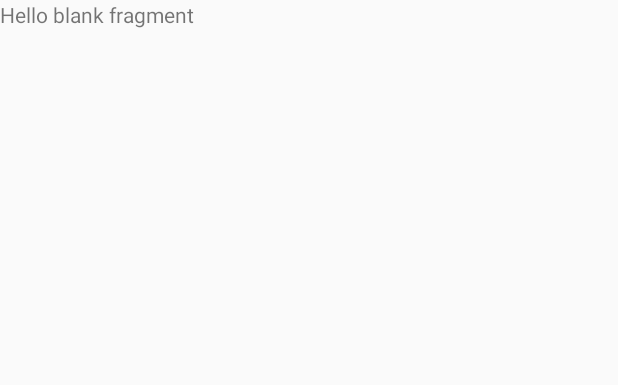
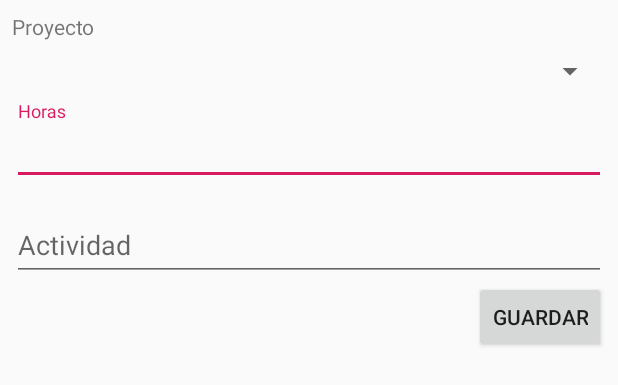
Before and after one commit to hninor/DiceRoller, an Android app: the layout fragment_record.xml on its own in the app's theme, with its tools: preview values and no code run, on a phone screen of 412 x 824 dp. Shown: the top 385 px of the screen. Run offline under Robolectric (Android 15) with nearby library versions, the phone set to English and light mode, and no system bars.

Commit message:
saving in database record of activity done

```diff
--- a/app/src/main/AndroidManifest.xml
+++ b/app/src/main/AndroidManifest.xml
@@ -1,8 +1,8 @@
 <?xml version="1.0" encoding="utf-8"?>
 <manifest xmlns:android="http://schemas.android.com/apk/res/android"
-    package="com.example.diceroller">
+          package="com.example.diceroller">
 
-    <application
+    <application android:name=".RecordApplication"
         android:allowBackup="true"
         android:icon="@mipmap/ic_launcher"
         android:label="@string/app_name"
--- a/app/src/main/java/com/example/diceroller/RecordFragment.kt
+++ b/app/src/main/java/com/example/diceroller/RecordFragment.kt
@@ -3,10 +3,10 @@ package com.example.diceroller
 import android.content.Context
 import android.net.Uri
 import android.os.Bundle
-import android.support.v4.app.Fragment
 import android.view.LayoutInflater
 import android.view.View
 import android.view.ViewGroup
+import androidx.fragment.app.Fragment
 
 
 // TODO: Rename parameter arguments, choose names that match
--- a/app/src/main/java/com/example/diceroller/database/RecordActivityDatabase.kt
+++ b/app/src/main/java/com/example/diceroller/database/RecordActivityDatabase.kt
@@ -85,7 +85,7 @@ abstract class RecordActivityDatabase : RoomDatabase() {
                     instance = Room.databaseBuilder(
                             context.applicationContext,
                             RecordActivityDatabase::class.java,
-                            "sleep_history_database"
+                            "record_activity_database"
                     )
                             // Wipes and rebuilds instead of migrating if no Migration object.
                             // Migration is not part of this lesson. You can learn more about
--- a/app/src/main/res/layout/fragment_record.xml
+++ b/app/src/main/res/layout/fragment_record.xml
@@ -1,14 +1,70 @@
 <?xml version="1.0" encoding="utf-8"?>
-<FrameLayout xmlns:android="http://schemas.android.com/apk/res/android"
-             xmlns:tools="http://schemas.android.com/tools"
-             android:layout_width="match_parent"
-             android:layout_height="match_parent"
-             tools:context=".RecordFragment">
+<androidx.constraintlayout.widget.ConstraintLayout
+        xmlns:android="http://schemas.android.com/apk/res/android"
+        xmlns:app="http://schemas.android.com/apk/res-auto"
+        xmlns:tools="http://schemas.android.com/tools"
+        android:layout_width="match_parent"
+        android:layout_height="match_parent"
+        tools:context=".MainActivity">
 
-    <!-- TODO: Update blank fragment layout -->
     <TextView
-            android:layout_width="match_parent"
-            android:layout_height="match_parent"
-            android:text="@string/hello_blank_fragment"/>
+            android:layout_width="wrap_content"
+            android:layout_height="wrap_content"
+            android:text="Proyecto"
+            android:id="@+id/textView"
+            android:layout_marginTop="8dp"
+            app:layout_constraintTop_toTopOf="parent"
+            app:layout_constraintStart_toStartOf="parent"
+            android:layout_marginStart="8dp"/>
+    <Spinner
+            android:layout_width="0dp"
+            android:layout_height="wrap_content"
+            android:id="@+id/spProyecto"
+            android:layout_marginTop="8dp"
+            app:layout_constraintTop_toBottomOf="@+id/textView"
+            app:layout_constraintStart_toStartOf="@+id/textView"
+            android:layout_marginEnd="8dp"
+            app:layout_constraintEnd_toEndOf="parent"/>
+    <com.google.android.material.textfield.TextInputLayout
+            android:layout_width="0dp"
+            android:layout_height="wrap_content"
+            android:layout_marginTop="8dp"
+            app:layout_constraintTop_toBottomOf="@+id/spProyecto"
+            android:id="@+id/textInputLayout"
+            app:layout_constraintStart_toStartOf="@+id/spProyecto"
+            android:layout_marginEnd="8dp"
+            app:layout_constraintEnd_toEndOf="parent">
 
-</FrameLayout>
+        <com.google.android.material.textfield.TextInputEditText
+                android:id="@+id/etHoras"
+                android:layout_width="match_parent"
+                android:layout_height="wrap_content"
+                android:inputType="number"
+                android:hint="Horas"/>
+    </com.google.android.material.textfield.TextInputLayout>
+    <com.google.android.material.textfield.TextInputLayout
+            android:layout_width="0dp"
+            android:layout_height="wrap_content"
+            app:layout_constraintTop_toBottomOf="@+id/textInputLayout"
+            app:layout_constraintStart_toStartOf="@+id/textInputLayout"
+            android:layout_marginTop="8dp"
+            android:layout_marginEnd="8dp"
+            app:layout_constraintEnd_toEndOf="parent"
+            android:id="@+id/textInputLayout2">
+
+        <com.google.android.material.textfield.TextInputEditText
+                android:id="@+id/etActividad"
+                android:layout_width="match_parent"
+                android:layout_height="wrap_content"
+                android:hint="Actividad"/>
+    </com.google.android.material.textfield.TextInputLayout>
+    <Button
+            android:text="Guardar"
+            android:layout_width="wrap_content"
+            android:layout_height="wrap_content"
+            android:id="@+id/buttonSave"
+            app:layout_constraintTop_toBottomOf="@+id/textInputLayout2"
+            android:layout_marginEnd="8dp"
+            app:layout_constraintEnd_toEndOf="parent"/>
+
+</androidx.constraintlayout.widget.ConstraintLayout>
--- a/build.gradle
+++ b/build.gradle
@@ -11,7 +11,6 @@ buildscript {
         version_navigation = '1.0.0-beta02'
         version_room = "2.0.0"
     }
-    ext.kotlin_version = '1.3.21'
     repositories {
         google()
         jcenter()
```
Also changed, not shown: app/build.gradle (+19 -8 lines), app/src/main/java/com/example/diceroller/MainActivity.kt (+21 -2 lines), app/src/main/java/com/example/diceroller/RecordApplication.kt (added, +15 -0 lines), app/src/main/java/com/example/diceroller/RecordViewModel.kt (added, +138 -0 lines), app/src/main/java/com/example/diceroller/RecordViewModelFactory.kt (added, +39 -0 lines), app/src/main/java/com/example/diceroller/database/RecordActivity.kt (+8 -8 lines), app/src/main/java/com/example/diceroller/database/RecordActivityDatabaseDao.kt (+9 -9 lines), app/src/main/res/layout/activity_main.xml (+54 -20 lines), gradle.properties (added, +28 -0 lines).
